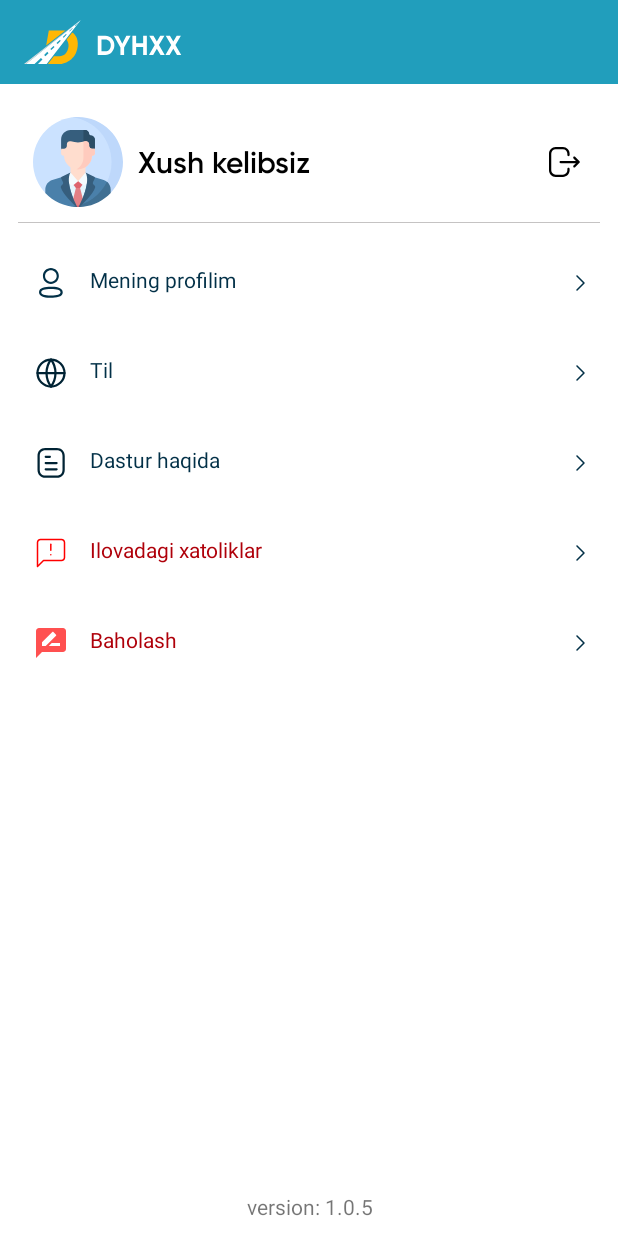
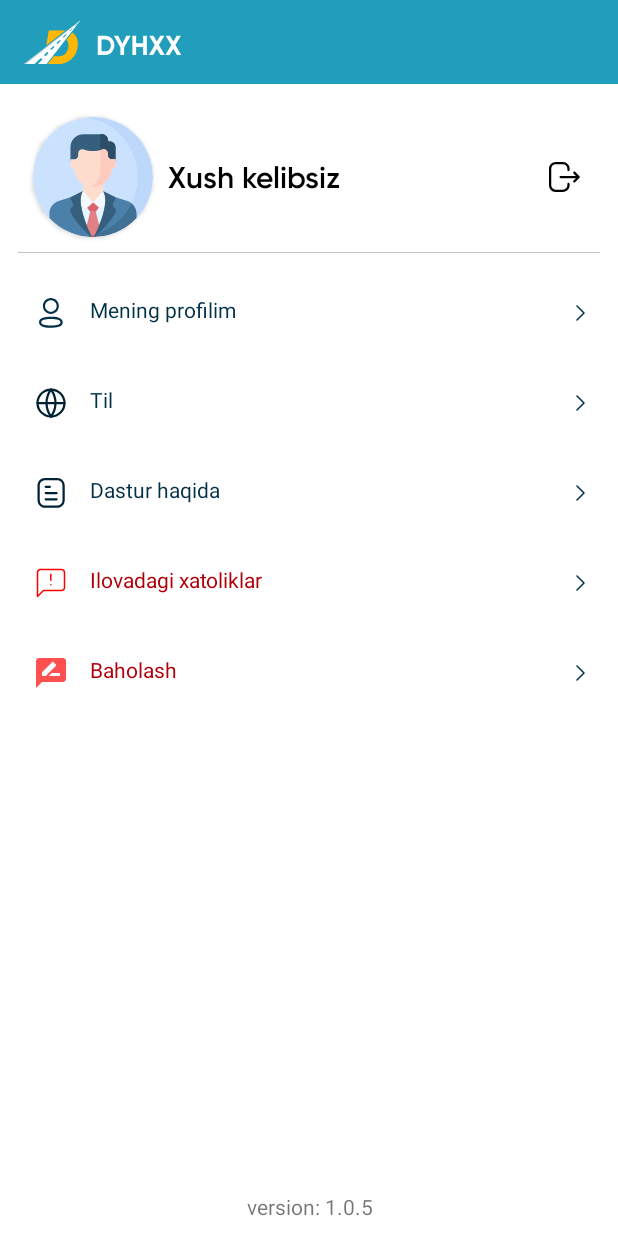
Before and after one commit to Dostonjon8081/forRuslan, an Android app: the AccountFragment screen opened through its navigation route, after a tap on an icon or button, on a phone screen of 412 x 824 dp. Run offline under Robolectric (Android 15) with nearby library versions, the phone set to English and light mode, and no system bars; our stand-ins replace Dagger/Hilt's generated code, navigation-ui; pictures from the network do not load; 8 statements that could not run were skipped.

Commit message:
upload img to account

```diff
--- a/app/src/main/java/uz/fizmasoft/dyhxx/core_fragment/account/AccountFragment.kt
+++ b/app/src/main/java/uz/fizmasoft/dyhxx/core_fragment/account/AccountFragment.kt
@@ -52,19 +52,18 @@ class AccountFragment : BaseFragment<FragmentAccountBinding>(FragmentAccountBind
         binding.accountAppVersion.text = "version: ${BuildConfig.VERSION_NAME}"
     }
 
-
     private var resultLauncher =
         registerForActivityResult(ActivityResultContracts.StartActivityForResult()) { result ->
             if (result.resultCode == Activity.RESULT_OK) {
-                // There are no request codes
                 val data: Intent? = result.data
-                logd(data?.data.toString())
+                binding.accountFragmentImg.setImageURI(data?.data)
             }
-
         }
 
     private fun openSomeActivityForResult() {
-        val intent = Intent(Intent.ACTION_PICK)
+        val intent = Intent()
+        intent.type = "image/*"
+        intent.action = Intent.ACTION_GET_CONTENT
         resultLauncher.launch(intent)
     }
 
@@ -161,7 +160,6 @@ class AccountFragment : BaseFragment<FragmentAccountBinding>(FragmentAccountBind
     private fun redirectToPlayStore() {
         val appPackageName: String = requireActivity().packageName
         try {
-            logd("toto")
             startActivity(
                 Intent(
                     Intent.ACTION_VIEW,
--- a/app/src/main/res/layout/fragment_account.xml
+++ b/app/src/main/res/layout/fragment_account.xml
@@ -35,19 +35,29 @@
             android:layout_width="match_parent"
             android:layout_height="wrap_content">
 
+            <androidx.cardview.widget.CardView
+                android:id="@+id/account_card_image_view"
+                android:layout_width="80dp"
+                android:layout_height="80dp"
+                app:cardCornerRadius="40dp"
+                android:layout_margin="10dp"
+                app:layout_constraintEnd_toStartOf="@id/account_fragment_welcome"
+                app:layout_constraintBottom_toBottomOf="parent"
+                app:layout_constraintStart_toStartOf="parent"
+                app:layout_constraintTop_toTopOf="parent">
+
                 <androidx.appcompat.widget.AppCompatImageView
                     android:id="@+id/account_fragment_img"
                     android:layout_width="80dp"
                     android:layout_height="80dp"
-                android:padding="10dp"
-                android:src="@drawable/ic_person"
-                app:layout_constraintBottom_toBottomOf="parent"
-                app:layout_constraintStart_toStartOf="parent"
-                app:layout_constraintTop_toTopOf="parent" />
+                    android:src="@drawable/ic_person" />
+
+            </androidx.cardview.widget.CardView>
 
             <androidx.appcompat.widget.AppCompatTextView
 
                 android:layout_width="0dp"
+                android:id="@+id/account_fragment_welcome"
                 android:layout_height="wrap_content"
                 android:fontFamily="@font/gilroy_semibold"
                 android:maxLines="1"
@@ -56,7 +66,7 @@
                 android:textSize="20sp"
                 app:layout_constraintBottom_toBottomOf="parent"
                 app:layout_constraintEnd_toStartOf="@id/account_fragment_logout"
-                app:layout_constraintStart_toEndOf="@id/account_fragment_img"
+                app:layout_constraintStart_toEndOf="@id/account_card_image_view"
                 app:layout_constraintTop_toTopOf="parent"
                 app:layout_constraintVertical_weight="0.6" />
 
@@ -130,8 +140,8 @@
             android:text="@string/language"
             android:textColor="@color/dark_blue" />
 
-
         <androidx.appcompat.widget.AppCompatTextView
+            android:id="@+id/about_app"
             android:layout_width="match_parent"
             android:layout_height="wrap_content"
             android:layout_marginTop="16dp"
@@ -139,7 +149,6 @@
             android:drawableEnd="@drawable/ic_arrow_right"
             android:drawablePadding="14dp"
             android:padding="10dp"
-            android:id="@+id/about_app"
             android:text="@string/about_app"
             android:textColor="@color/dark_blue" />
 
@@ -167,7 +176,6 @@
             android:text="@string/rate"
             android:textColor="@color/red" />
 
-
     </androidx.appcompat.widget.LinearLayoutCompat>
 
     <androidx.appcompat.widget.AppCompatTextView
```
Lines whose indentation alone changed are shown as unchanged.
